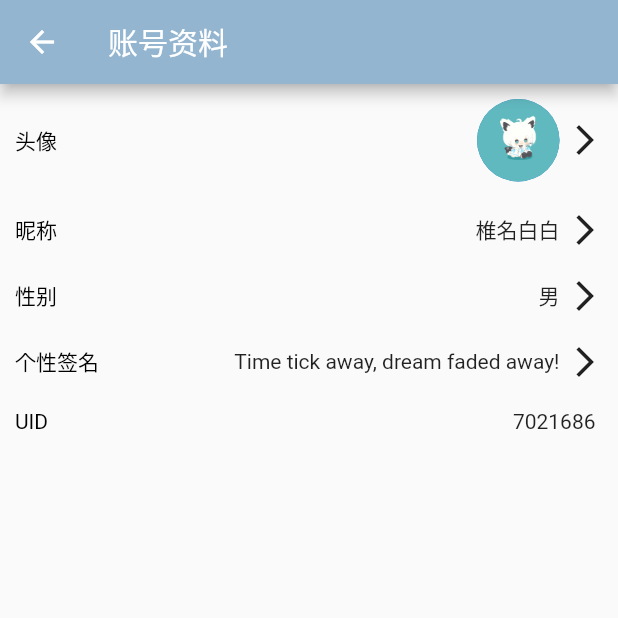
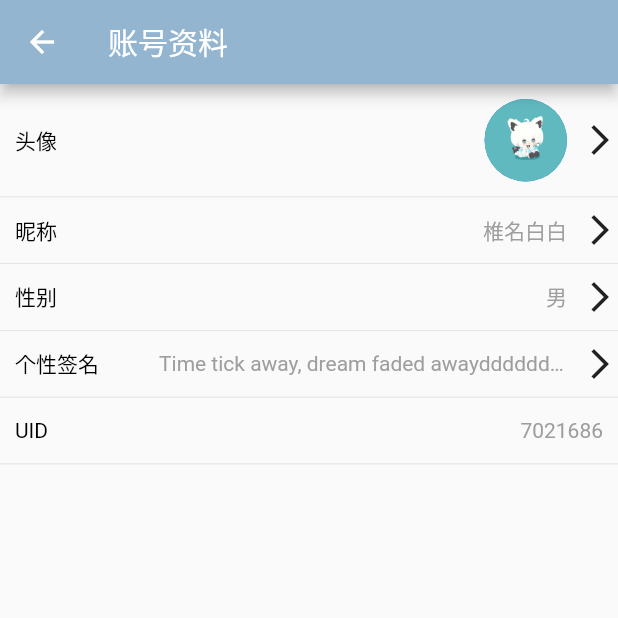
Before and after one commit to shiramashiro/qingyou_mobile, a Flutter app: the UserCenterSlice screen opened directly, on a phone screen of 412 x 824 dp, the top half of it. Run offline on Flutter 3.47's test engine with Material 2 defaults, Android fonts, the phone set to English and light mode, and no system bars; our stand-ins replace dio, flutter_easyloading; missing offline and left inert: proste_indexed_stack.

Commit message:
列表组件V1.4，添加边框线，优化UI

```diff
--- a/lib/components/actionable_list.dart
+++ b/lib/components/actionable_list.dart
@@ -57,12 +57,17 @@ class _ActionableListState extends State<ActionableList> {
     Widget middle = createContent(filed);
     return InkWell(
       onTap: onTap,
-      child: Padding(
-        padding: EdgeInsets.only(
-          left: widget.left,
-          top: widget.top,
-          right: widget.right,
-          bottom: widget.bottom,
+      child: Container(
+        constraints: const BoxConstraints(minHeight: 44.5),
+        padding: const EdgeInsets.only(bottom: 10, top: 10, left: 10, right: 0),
+        decoration: const BoxDecoration(
+          border: Border(
+            bottom: BorderSide(
+              color: Color.fromRGBO(220, 220, 220, 1),
+              width: 0.5,
+              style: BorderStyle.solid,
+            ),
+          ),
         ),
         child: Row(
           crossAxisAlignment: CrossAxisAlignment.center,
@@ -75,10 +80,10 @@ class _ActionableListState extends State<ActionableList> {
             ),
             Expanded(
               child: Padding(
-                padding: const EdgeInsets.only(right: 5),
+                padding: const EdgeInsets.only(right: 10, left: 40),
                 child: Row(
                   mainAxisAlignment: MainAxisAlignment.end,
-                  children: [middle],
+                  children: [Flexible(child: middle)],
                 ),
               ),
             ),
--- a/lib/slices/user_page/user_center_slice.dart
+++ b/lib/slices/user_page/user_center_slice.dart
@@ -13,7 +13,7 @@ class _UserCenterSliceState extends State<UserCenterSlice> {
   Map<String, dynamic> data = {
     'uname': '椎名白白',
     'sex': '男',
-    'signature': 'Time tick away, dream faded away!',
+    'signature': 'Time tick away, dream faded awaydddddddddddddddddddddddddddddddddd!',
     'uid': '7021686',
     'avatar': 'assets/images/95893409_p0.jpg'
   };
@@ -38,25 +38,31 @@ class _UserCenterSliceState extends State<UserCenterSlice> {
             label: '昵称',
             field: 'uname',
             onTap: () {},
-            createContent: (e) => Text(e),
+            createContent: (e) => Text(e, style: const TextStyle(color: Colors.grey)),
           ),
           ActionableListTemplate(
             label: '性别',
             field: 'sex',
             onTap: () {},
-            createContent: (e) => Text(e),
+            createContent: (e) => Text(e, style: const TextStyle(color: Colors.grey)),
           ),
           ActionableListTemplate(
             label: '个性签名',
             field: 'signature',
             onTap: () {},
-            createContent: (e) => Text(e),
+            createContent: (e) => Text(
+              e,
+              style: const TextStyle(
+                color: Colors.grey,
+              ),
+              overflow: TextOverflow.ellipsis,
+            ),
           ),
           ActionableListTemplate(
             isIcon: false,
             label: 'UID',
             field: 'uid',
-            createContent: (e) => Text(e),
+            createContent: (e) => Text(e, style: const TextStyle(color: Colors.grey)),
           )
         ],
       ),
```
